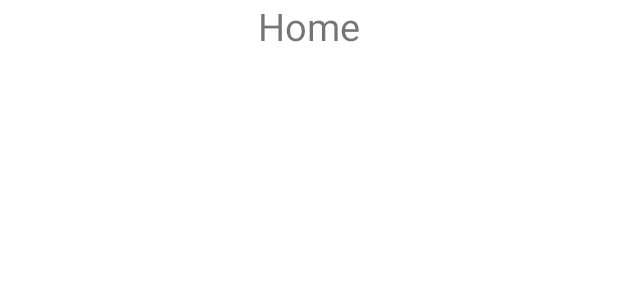
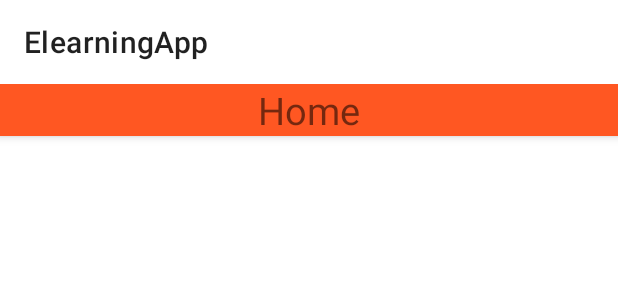
Before and after one commit to fragoso94/ElearningApp, an Android app: the layout fragment_home.xml on its own in the app's theme, with its tools: preview values and no code run, on a phone screen of 412 x 824 dp. Shown: the top 300 px of the screen. Run offline under Robolectric (Android 15) with nearby library versions, the phone set to English and light mode, and no system bars.

Commit message:
Se mejoro la lógica de ButtomNavigatioView con fragments y toolbas

```diff
--- a/app/build.gradle
+++ b/app/build.gradle
@@ -38,6 +38,8 @@ dependencies {
     implementation 'androidx.core:core-ktx:1.7.0'
     implementation 'androidx.appcompat:appcompat:1.6.1'
     implementation 'com.google.android.material:material:1.8.0'
+    implementation 'androidx.navigation:navigation-fragment-ktx:2.3.5'
+    implementation 'androidx.navigation:navigation-ui-ktx:2.3.5'
     implementation 'androidx.constraintlayout:constraintlayout:2.1.4'
     implementation("androidx.room:room-runtime:2.5.0")
     //annotationProcessor("androidx.room:room-compiler:2.5.0")
--- a/app/src/main/res/layout/fragment_home.xml
+++ b/app/src/main/res/layout/fragment_home.xml
@@ -1,16 +1,31 @@
 <?xml version="1.0" encoding="utf-8"?>
 <FrameLayout xmlns:android="http://schemas.android.com/apk/res/android"
+    xmlns:app="http://schemas.android.com/apk/res-auto"
     xmlns:tools="http://schemas.android.com/tools"
     android:layout_width="match_parent"
     android:layout_height="match_parent"
     tools:context=".fragments.HomeFragment">
 
-    <!-- TODO: Update blank fragment layout -->
-    <TextView
+    <com.google.android.material.appbar.AppBarLayout
+        android:id="@+id/app_bar_layout"
         android:layout_width="match_parent"
-        android:layout_height="match_parent"
-        android:gravity="center_horizontal"
-        android:textSize="25sp"
-        android:text="Home" />
+        android:layout_height="wrap_content">
+
+        <com.google.android.material.appbar.MaterialToolbar
+            android:id="@+id/toolbarHome"
+            android:layout_width="match_parent"
+            android:layout_height="?attr/actionBarSize"
+            android:background="@color/white"
+            app:title="@string/app_name" />
+
+        <TextView
+            android:layout_width="match_parent"
+            android:layout_height="match_parent"
+            android:gravity="center_horizontal"
+            android:text="Home"
+            android:textSize="25sp" />
+    </com.google.android.material.appbar.AppBarLayout>
+
+
 
 </FrameLayout>
--- a/app/src/main/res/values/themes.xml
+++ b/app/src/main/res/values/themes.xml
@@ -1,6 +1,6 @@
 <resources xmlns:tools="http://schemas.android.com/tools">
     <!-- Base application theme. -->
-    <style name="Theme.ElearningApp" parent="Theme.MaterialComponents.DayNight.DarkActionBar">
+    <style name="Theme.ElearningApp" parent="Theme.MaterialComponents.DayNight.NoActionBar">
         <!-- Primary brand color. -->
         <item name="colorPrimary">#FF5722</item>
         <item name="colorPrimaryVariant">#DF4413</item>
```
Also changed, not shown: app/src/main/java/com/my/first/elearningapp/home/HomeActivity.kt (+40 -5 lines), app/src/main/res/layout/activity_home.xml (+12 -5 lines).
